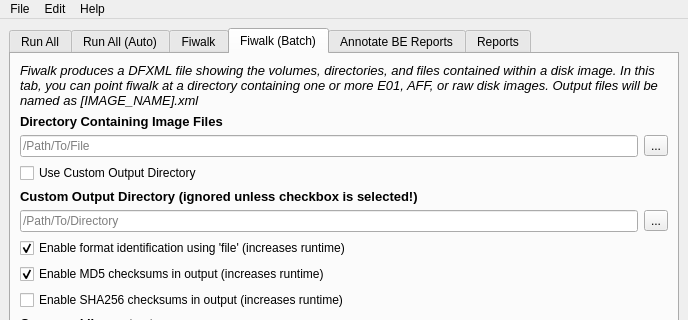
Qt form bctools/UI/UIv8-Jan31-2016.ui (BitCurator/bitcurator) before a commit; both pictures show x 0 to 688 and y 0 to 320 of the 688 by 753 pixel window.
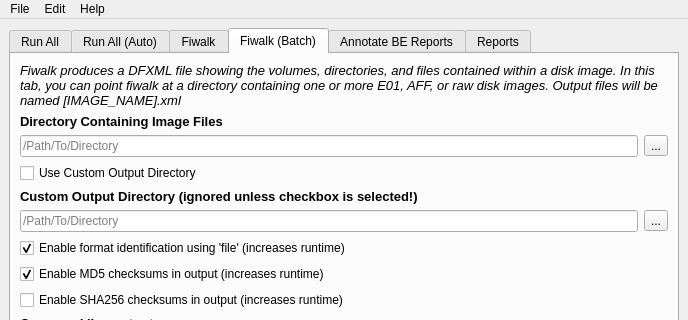
The same form after that commit. The open tabs and pages were chosen to show the change.

Patch:
```diff
--- a/bctools/UI/UIv8-Jan31-2016.ui
+++ b/bctools/UI/UIv8-Jan31-2016.ui
@@ -662,7 +662,7 @@
            </font>
           </property>
           <property name="text">
-           <string>Fiwalk produces a DFXML file showing the volumes, directories, and files contained within a disk image. In this tab, you can point fiwalk at a directory containing one or more E01, AFF, or raw disk images. Output files will be named as [IMAGE_NAME].xml</string>
+           <string>Fiwalk produces a DFXML file showing the volumes, directories, and files contained within a disk image. In this tab, you can point fiwalk at a directory containing one or more E01, AFF, or raw disk images. Output files will be named [IMAGE_NAME].xml</string>
           </property>
           <property name="wordWrap">
            <bool>true</bool>
@@ -807,8 +807,11 @@
         </item>
         <item row="2" column="0" colspan="4">
          <widget class="QLineEdit" name="fiwalkBatchImageLineEdit">
+          <property name="text">
+           <string/>
+          </property>
           <property name="placeholderText">
-           <string>/Path/To/File</string>
+           <string>/Path/To/Directory</string>
           </property>
          </widget>
         </item>
```
Left out of the diff: 13 changed lines with no effect on the pictures.
